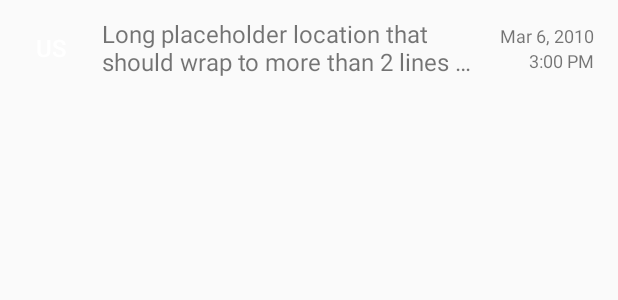
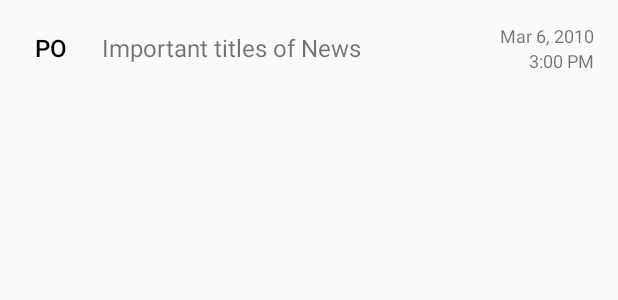
Before and after one commit to pooya1984/NewsApp, an Android app: the layout list_item.xml on its own in the app's theme, with its tools: preview values and no code run, on a phone screen of 412 x 824 dp. Shown: the top 300 px of the screen. Run offline under Robolectric (Android 15) with nearby library versions, the light colour scheme and no system bars.

Commit message:
nitial commit

```diff
--- a/app/src/main/res/layout/list_item.xml
+++ b/app/src/main/res/layout/list_item.xml
@@ -16,9 +16,9 @@
         android:layout_gravity="center_vertical"
         android:fontFamily="sans-serif-medium"
         android:gravity="center"
-        android:textColor="@android:color/white"
+        android:textColor="@android:color/black"
         android:textSize="16sp"
-        tools:text="US" />
+        tools:text="PO" />
 
     <LinearLayout
         android:layout_width="0dp"
@@ -37,7 +37,7 @@
             android:ellipsize="end"
             android:maxLines="2"
             android:textSize="16sp"
-            tools:text="Long placeholder location that should wrap to more than 2 lines of text" />
+            tools:text="Important titles of News" />
     </LinearLayout>
 
     <LinearLayout
```
Also changed, not shown: app/src/main/java/com/example/android/newsapp/MainActivity.java (+6 -4 lines).
